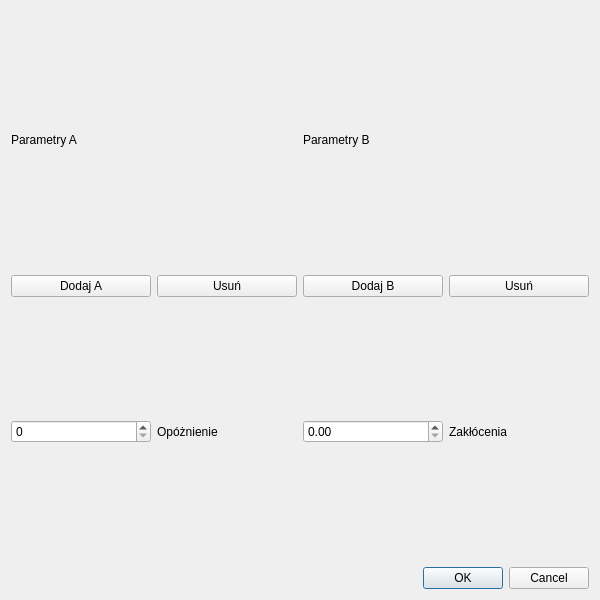
AdrianSzewczyk/ProjektSieci, file arx_window.ui: the form before one commit.
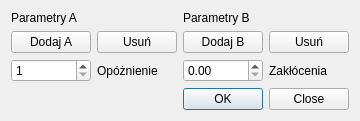
The form after the commit.

Commit message: Arx_window - kosmetyka

The edit to the form file:
```diff
--- a/arx_window.ui
+++ b/arx_window.ui
@@ -6,14 +6,23 @@
    <rect>
     <x>0</x>
     <y>0</y>
-    <width>600</width>
-    <height>600</height>
+    <width>358</width>
+    <height>141</height>
    </rect>
   </property>
+  <property name="sizePolicy">
+   <sizepolicy hsizetype="Minimum" vsizetype="Minimum">
+    <horstretch>0</horstretch>
+    <verstretch>0</verstretch>
+   </sizepolicy>
+  </property>
   <property name="windowTitle">
    <string>Dialog</string>
   </property>
-  <layout class="QVBoxLayout" name="verticalLayout" stretch="1,11,1,1,1">
+  <layout class="QVBoxLayout" name="verticalLayout" stretch="1,20,1,1,1">
+   <property name="sizeConstraint">
+    <enum>QLayout::SizeConstraint::SetFixedSize</enum>
+   </property>
    <item>
     <layout class="QHBoxLayout" name="horizontalLayout_3">
      <item>
@@ -77,7 +86,11 @@
    <item>
     <layout class="QHBoxLayout" name="horizontalLayout_4">
      <item>
-      <widget class="QSpinBox" name="Opoznienie_Box"/>
+      <widget class="QSpinBox" name="Opoznienie_Box">
+       <property name="minimum">
+        <number>1</number>
+       </property>
+      </widget>
      </item>
      <item>
       <widget class="QLabel" name="label_4">
@@ -104,7 +117,7 @@
       <enum>Qt::Orientation::Horizontal</enum>
      </property>
      <property name="standardButtons">
-      <set>QDialogButtonBox::StandardButton::Cancel|QDialogButtonBox::StandardButton::Ok</set>
+      <set>QDialogButtonBox::StandardButton::Close|QDialogButtonBox::StandardButton::Ok</set>
      </property>
     </widget>
    </item>
```
Left out of the diff: 8 changed lines with no effect on the pictures.
